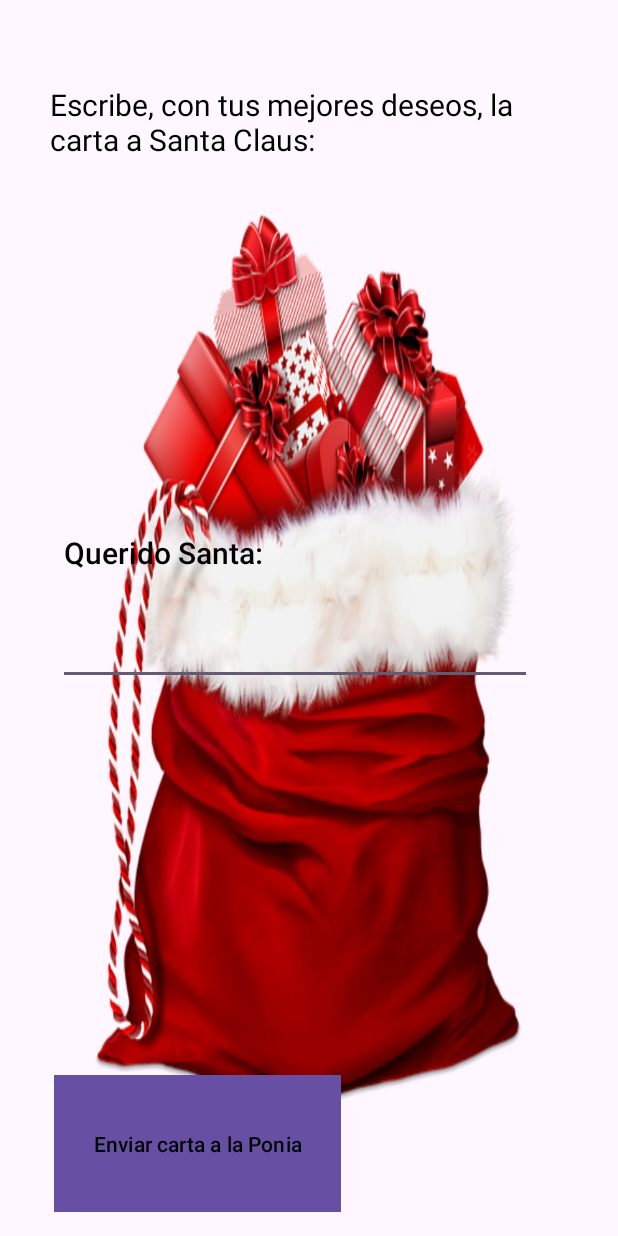
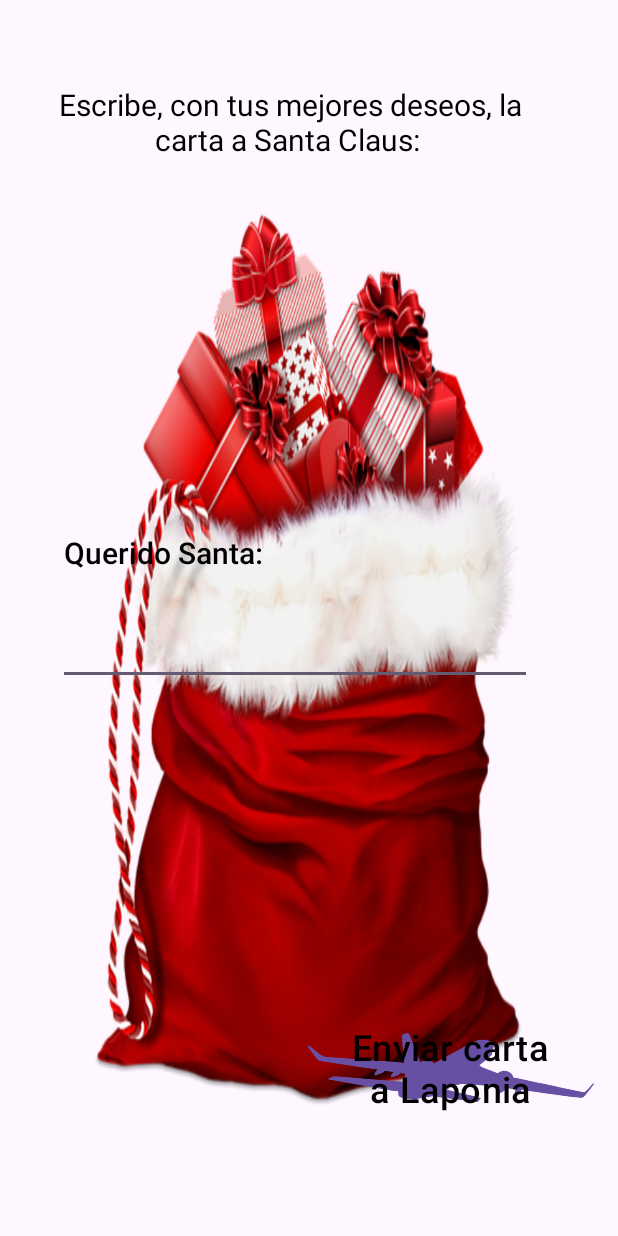
Before and after one commit to IsabelHub/AndroidStudio, an Android app: the CartaReyes screen opened directly, with no data from a screen before it, on a phone screen of 412 x 824 dp. Run offline under Robolectric (Android 15) with nearby library versions, the phone set to English and light mode, and no system bars.

Commit message:
commit puesta Beutifull

```diff
--- a/app/src/main/res/layout/activity_carta_reyes.xml
+++ b/app/src/main/res/layout/activity_carta_reyes.xml
@@ -6,16 +6,15 @@
     android:layout_height="match_parent"
     android:background="@drawable/santaclaus"
     tools:context=".CartaReyes">
-
-
     <TextView
         android:id="@+id/textCarta"
         android:layout_width="320dp"
         android:layout_height="82dp"
         android:layout_marginTop="56dp"
         android:text="Escribe, con tus mejores deseos, la carta a Santa Claus: "
+        android:textAlignment="center"
+        android:textColor="@color/black"
         android:textSize="20sp"
-        android:textColor="@color/black"
         app:layout_constraintEnd_toEndOf="parent"
         app:layout_constraintHorizontal_bias="0.365"
         app:layout_constraintStart_toStartOf="parent"
@@ -43,12 +42,17 @@
         android:layout_width="191dp"
         android:layout_height="91dp"
         android:layout_gravity="bottom|left"
-        android:layout_marginStart="36dp"
-        android:layout_marginBottom="16dp"
-        android:text="Enviar carta a la Ponia"
+        android:layout_marginTop="209dp"
+        android:background="@drawable/plane"
+        android:text="Enviar carta a Laponia"
         android:textColor="@color/black"
-        android:background="@color/white"
+        android:textSize="24sp"
         app:layout_constraintBottom_toBottomOf="parent"
-        app:layout_constraintStart_toStartOf="parent" />
+        app:layout_constraintEnd_toEndOf="parent"
+        app:layout_constraintHorizontal_bias="0.927"
+        app:layout_constraintStart_toStartOf="parent"
+        app:layout_constraintTop_toBottomOf="@+id/edtTexto"
+        app:layout_constraintVertical_bias="0.0" />
+
 
 </androidx.constraintlayout.widget.ConstraintLayout>
--- a/app/src/main/res/layout/activity_main.xml
+++ b/app/src/main/res/layout/activity_main.xml
@@ -25,7 +25,6 @@
         android:layout_height="wrap_content"
         android:layout_marginTop="64dp"
         android:text="Bienvenido a songsChristmas"
-
         android:textAlignment="center"
         android:textSize="20dp"
         android:textStyle="italic"
```
Also changed, not shown: app/src/main/res/drawable/plane.png (added).
